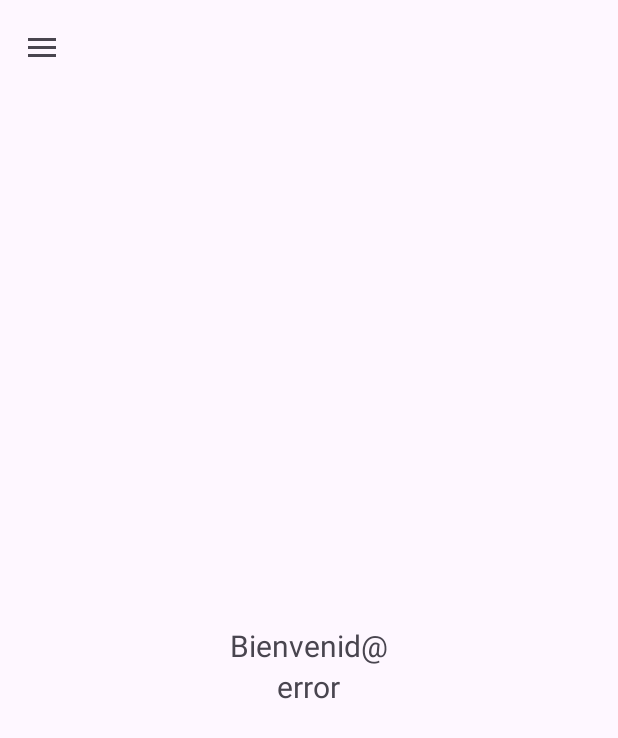
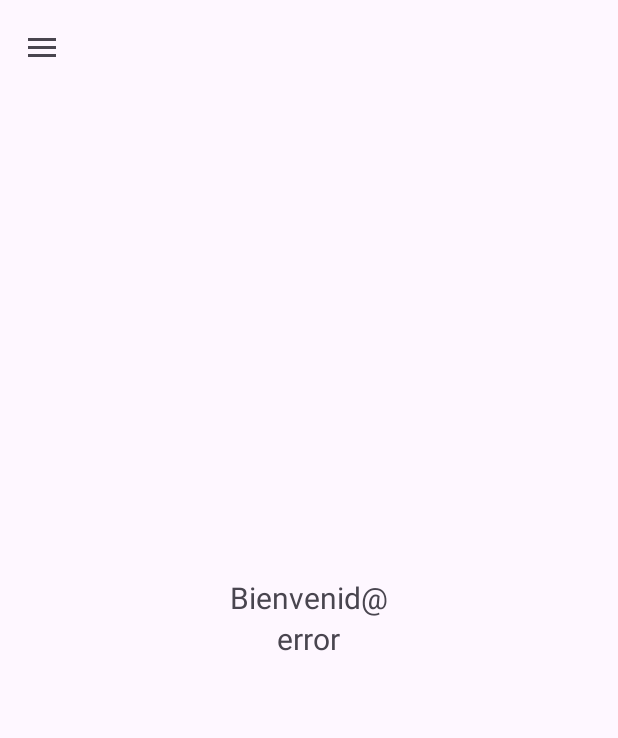
Before and after one commit to RaulGarCan/AppPlanificaV2, an Android app: the AcitivityHome screen opened directly, with no data from a screen before it, on a phone screen of 412 x 824 dp. Shown: the top 738 px of the screen. Run offline under Robolectric (Android 15) with nearby library versions, the light colour scheme and no system bars.

Commit message:
DefaultFragment terminado

```diff
--- a/app/src/main/java/com/cifpceuta/appplanifica/AcitivityHome.java
+++ b/app/src/main/java/com/cifpceuta/appplanifica/AcitivityHome.java
@@ -11,6 +11,7 @@ import android.content.Intent;
 import android.content.SharedPreferences;
 import android.os.Bundle;
 import android.view.MenuItem;
+import android.widget.FrameLayout;
 import android.widget.TextView;
 
 import com.google.android.material.navigation.NavigationView;
@@ -21,7 +22,6 @@ public class AcitivityHome extends AppCompatActivity implements NavigationView.O
     private DrawerLayout drawerLayout;
     private ActionBarDrawerToggle actionBarDrawerToggle;
     private Toolbar toolbar;
-    private TextView tvBienvenida;
     @Override
     protected void onCreate(Bundle savedInstanceState) {
         super.onCreate(savedInstanceState);
@@ -30,7 +30,6 @@ public class AcitivityHome extends AppCompatActivity implements NavigationView.O
         preferencias = this.getSharedPreferences("Preferencias",MODE_PRIVATE);
         editor = preferencias.edit();
 
-        tvBienvenida = findViewById(R.id.tv_bienvenida);
         toolbar = findViewById(R.id.toolbar);
         // activamos el Menu Desplegable Lateral
         drawerLayout = findViewById(R.id.drawer_layout);
@@ -43,7 +42,11 @@ public class AcitivityHome extends AppCompatActivity implements NavigationView.O
         navigationView.setNavigationItemSelectedListener(this);
 
         String usuario = preferencias.getString("Email","error");
-        tvBienvenida.setText(usuario);
+        DefaultFragment defaultFragment = DefaultFragment.newInstance(usuario);
+
+        if(savedInstanceState==null){
+            getSupportFragmentManager().beginTransaction().replace(R.id.frame_fragments,defaultFragment).commit();
+        }
     }
     public void cerrarSesion(){
         preferencias.edit().putString("Email","none").apply();
@@ -56,11 +59,11 @@ public class AcitivityHome extends AppCompatActivity implements NavigationView.O
         if (itemId == R.id.nav_account) {
             // Acción para la opción 1
             // Puedes abrir un nuevo fragmento, iniciar una nueva actividad, etc.
-            /*
+
             getSupportFragmentManager().beginTransaction()
-                    .replace(R.id.fragPerfilEst, new PerfilEstudiante_Fragment())
+                    .replace(R.id.frame_fragments, new PerfilEstudianteFragment())
                     .commit();
-             */
+
         }
         else
         if (itemId == R.id.nav_logout) {
--- /dev/null
+++ b/app/src/main/java/com/cifpceuta/appplanifica/DefaultFragment.java
@@ -0,0 +1,68 @@
+package com.cifpceuta.appplanifica;
+
+import android.os.Bundle;
+
+import androidx.fragment.app.Fragment;
+
+import android.view.LayoutInflater;
+import android.view.View;
+import android.view.ViewGroup;
+import android.widget.TextView;
+
+/**
+ * A simple {@link Fragment} subclass.
+ * Use the {@link DefaultFragment#newInstance} factory method to
+ * create an instance of this fragment.
+ */
+public class DefaultFragment extends Fragment {
+
+    // TODO: Rename parameter arguments, choose names that match
+    // the fragment initialization parameters, e.g. ARG_ITEM_NUMBER
+    private static final String ARG_CORREO = "correo";
+
+    // TODO: Rename and change types of parameters
+    private String mCorreo;
+
+    public DefaultFragment() {
+        // Required empty public constructor
+    }
+
+    /**
+     * Use this factory method to create a new instance of
+     * this fragment using the provided parameters.
+     *
+     * @param correo Parameter 1.
+     * @return A new instance of fragment DefaultFragment.
+     */
+    // TODO: Rename and change types and number of parameters
+    public static DefaultFragment newInstance(String correo) {
+        DefaultFragment fragment = new DefaultFragment();
+        Bundle args = new Bundle();
+        args.putString(ARG_CORREO, correo);
+        fragment.setArguments(args);
+        return fragment;
+    }
+
+    @Override
+    public void onCreate(Bundle savedInstanceState) {
+        super.onCreate(savedInstanceState);
+        if (getArguments() != null) {
+            mCorreo = getArguments().getString(ARG_CORREO);
+        }
+    }
+
+    @Override
+    public View onCreateView(LayoutInflater inflater, ViewGroup container,
+                             Bundle savedInstanceState) {
+        TextView tvCorreo;
+        View rootView = inflater.inflate(R.layout.fragment_default, container, false);
+
+        if(getArguments() != null){
+            mCorreo = getArguments().getString(ARG_CORREO);
+        }
+        tvCorreo = rootView.findViewById(R.id.tv_bienvenida);
+        tvCorreo.setText(mCorreo);
+        // Inflate the layout for this fragment
+        return rootView;
+    }
+}
--- a/app/src/main/res/layout/activity_acitivity_home.xml
+++ b/app/src/main/res/layout/activity_acitivity_home.xml
@@ -18,33 +18,11 @@
             android:id="@+id/toolbar"
             android:layout_width="match_parent"
             android:layout_height="?attr/actionBarSize"/>
-        <LinearLayout
-            android:layout_width="wrap_content"
-            android:layout_height="match_parent"
-            android:orientation="horizontal"
-            android:layout_gravity="center">
-            <LinearLayout
-                android:layout_width="wrap_content"
-                android:layout_height="wrap_content"
-                android:layout_gravity="center"
-                android:orientation="vertical">
-                <TextView
-                    android:layout_width="wrap_content"
-                    android:layout_height="wrap_content"
-                    android:layout_gravity="center"
-                    android:text="Bienvenid@"
-                    android:textSize="20sp"/>
-                <TextView
-                    android:id="@+id/tv_bienvenida"
-                    android:layout_width="wrap_content"
-                    android:layout_height="wrap_content"
-                    android:layout_gravity="center"
-                    android:text="Texto de Ejemplo"
-                    android:textSize="20sp"/>
-            </LinearLayout>
-        </LinearLayout>
-
     </LinearLayout>
+    <FrameLayout
+        android:id="@+id/frame_fragments"
+        android:layout_width="match_parent"
+        android:layout_height="match_parent"/>
 
     <com.google.android.material.navigation.NavigationView
         android:id="@+id/navigation_view"
--- /dev/null
+++ b/app/src/main/res/layout/fragment_default.xml
@@ -0,0 +1,35 @@
+<?xml version="1.0" encoding="utf-8"?>
+<FrameLayout xmlns:android="http://schemas.android.com/apk/res/android"
+    xmlns:tools="http://schemas.android.com/tools"
+    android:layout_width="match_parent"
+    android:layout_height="match_parent"
+    tools:context=".DefaultFragment">
+
+    <!-- TODO: Update blank fragment layout -->
+    <LinearLayout
+        android:layout_width="wrap_content"
+        android:layout_height="match_parent"
+        android:orientation="horizontal"
+        android:layout_gravity="center">
+        <LinearLayout
+            android:layout_width="wrap_content"
+            android:layout_height="wrap_content"
+            android:layout_gravity="center"
+            android:orientation="vertical">
+            <TextView
+                android:layout_width="wrap_content"
+                android:layout_height="wrap_content"
+                android:layout_gravity="center"
+                android:text="Bienvenid@"
+                android:textSize="20sp"/>
+            <TextView
+                android:id="@+id/tv_bienvenida"
+                android:layout_width="wrap_content"
+                android:layout_height="wrap_content"
+                android:layout_gravity="center"
+                android:text="Texto de Ejemplo"
+                android:textSize="20sp"/>
+        </LinearLayout>
+    </LinearLayout>
+
+</FrameLayout>
--- a/app/src/main/res/values/strings.xml
+++ b/app/src/main/res/values/strings.xml
@@ -1,5 +1,7 @@
 <resources>
     <string name="app_name">AppPlanifica</string>
-    <string name="nav_open"></string>
-    <string name="nav_close"></string>
+    <string name="nav_open">NavOpen</string>
+    <string name="nav_close">NavClose</string>
+    <!-- TODO: Remove or change this placeholder text -->
+    <string name="hello_blank_fragment">Hello blank fragment</string>
 </resources>
```
Also changed, not shown: app/src/main/java/com/cifpceuta/appplanifica/PerfilEstudianteFragment.java (added, +64 -0 lines), app/src/main/res/layout/fragment_perfil_estudiante.xml (added, +14 -0 lines).
